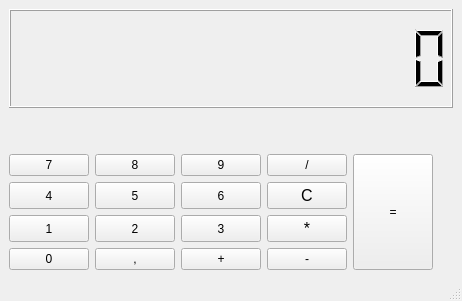
Above: mainwindow.ui from Rillize/Test before the change. Below: the same form after it.
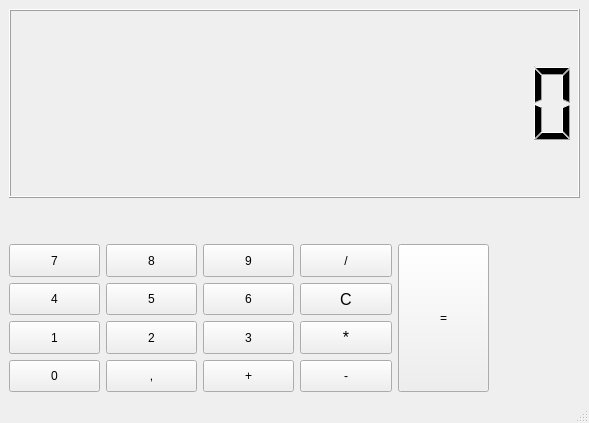
That is the form after the change. Icons and pictures are not drawn.

Diff of the .ui file:
```diff
--- a/mainwindow.ui
+++ b/mainwindow.ui
@@ -6,8 +6,8 @@
    <rect>
     <x>0</x>
     <y>0</y>
-    <width>462</width>
-    <height>301</height>
+    <width>589</width>
+    <height>423</height>
    </rect>
   </property>
   <property name="windowTitle">
@@ -118,6 +118,9 @@
       </item>
       <item row="2" column="3">
        <widget class="QPushButton" name="Digit9">
+        <property name="enabled">
+         <bool>true</bool>
+        </property>
         <property name="sizePolicy">
          <sizepolicy hsizetype="Expanding" vsizetype="Expanding">
           <horstretch>0</horstretch>
```
Left out of the diff: 238 changed lines with no effect on the pictures.
